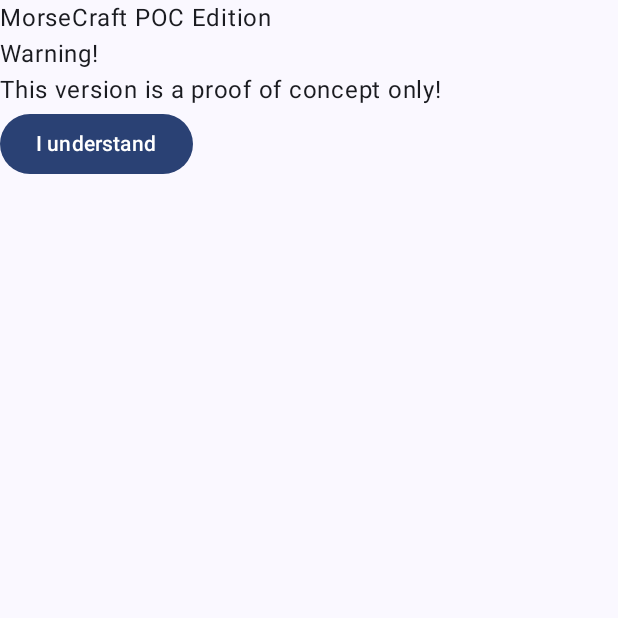
After one commit to mecuch/MorseCraft, an Android app built with Jetpack Compose: the composable DisclaimerPage shown on its own in the app's theme, on a phone screen of 412 x 824 dp, the top half of it. The commit adds this screen. Run offline under Robolectric (Android 15) with nearby library versions, the phone set to English and light mode, and no system bars.

Commit message:
Disclaimer Page added 11102025

```diff
--- a/app/src/main/AndroidManifest.xml
+++ b/app/src/main/AndroidManifest.xml
@@ -6,9 +6,9 @@
         android:allowBackup="true"
         android:dataExtractionRules="@xml/data_extraction_rules"
         android:fullBackupContent="@xml/backup_rules"
-        android:icon="@mipmap/ic_launcher"
+        android:icon="@drawable/ic_launcher_foreground"
         android:label="@string/app_name"
-        android:roundIcon="@mipmap/ic_launcher_round"
+        android:roundIcon="@drawable/ic_launcher_foreground"
         android:supportsRtl="true"
         android:theme="@style/Theme.MyApplication">
         <activity
--- /dev/null
+++ b/app/src/main/java/com/example/myapplication/view/DisclaimerPage.kt
@@ -0,0 +1,25 @@
+package com.example.myapplication.view
+import androidx.compose.foundation.layout.Column
+import androidx.compose.material3.Button
+import androidx.compose.material3.Text
+import androidx.compose.runtime.Composable
+
+@Composable
+fun DisclaimerPage(){
+    Column {
+        Text(
+            text = "MorseCraft POC Edition"
+        )
+        Text(
+            text = "Warning!"
+        )
+        Text(
+            text = "This version is a proof of concept only!"
+        )
+        Button(onClick = {}) {
+            Text(
+                text = "I understand"
+            )
+        }
+    }
+}
--- a/app/src/main/res/values/strings.xml
+++ b/app/src/main/res/values/strings.xml
@@ -1,3 +1,3 @@
 <resources>
-    <string name="app_name">My Application</string>
+    <string name="app_name">MorseCraft POC</string>
 </resources>
```
Also changed, not shown: app/src/main/java/com/example/myapplication/MainActivity.kt (+2 -32 lines).
